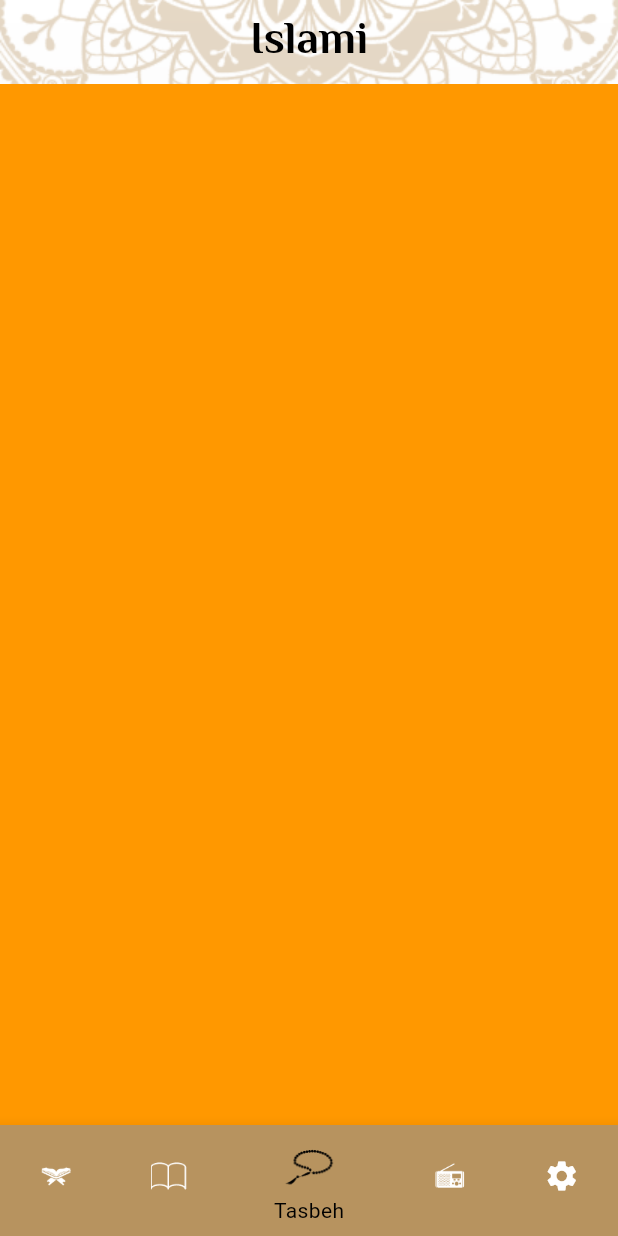
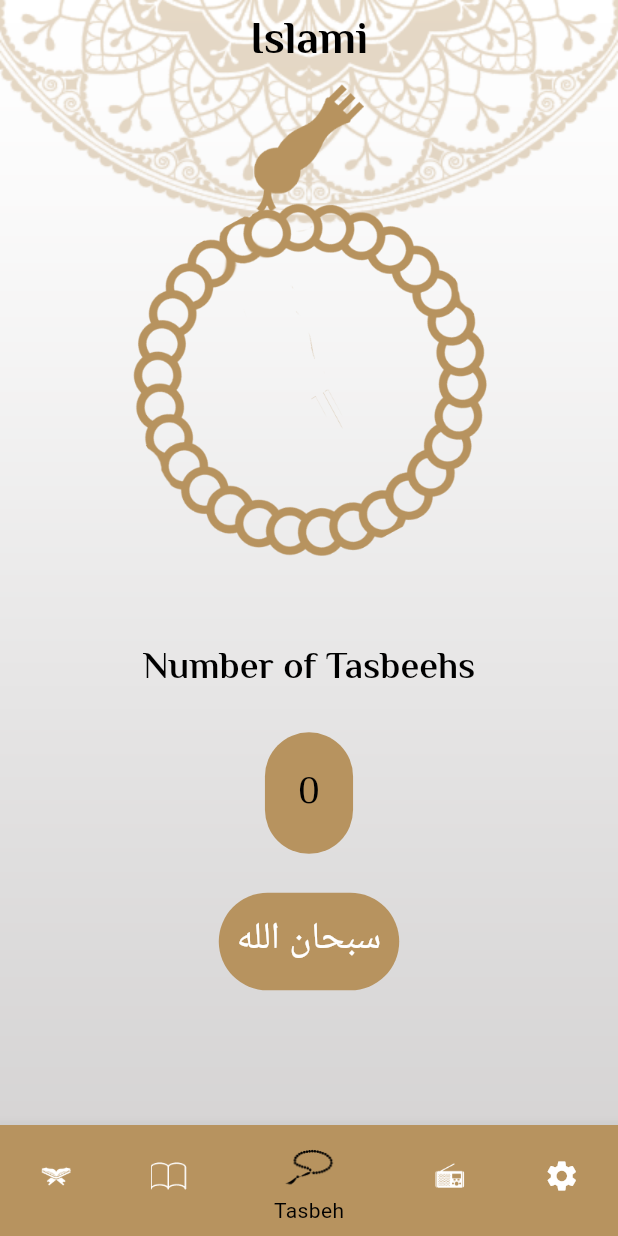
Before and after one commit to BaselBarakat1/islami_app, a Flutter app: the screen it shows after launch, item 3 of the bottom bar chosen, on a phone screen of 412 x 824 dp. Run offline on Flutter 3.47's test engine with Material 3 defaults, Android fonts, the phone set to English and light mode, and no system bars; generated files the repository leaves out were written again.

Commit message:
+ sebha tab

```diff
--- a/lib/l10n/app_ar.arb
+++ b/lib/l10n/app_ar.arb
@@ -9,5 +9,6 @@
   "sura_name" : "إسم السوره",
   "ahadeth_title" : "الأحاديث",
   "theme" : "النمط",
-  "language" : "اللغه"
+  "language" : "اللغه",
+  "number_of_tasbeeh" : "عدد التسبيحات"
 }
--- a/lib/l10n/app_en.arb
+++ b/lib/l10n/app_en.arb
@@ -9,5 +9,6 @@
   "sura_name" : "Sura Name",
   "ahadeth_title" : "Al Ahadeth",
   "theme" : "Theme",
-  "language" : "Language"
+  "language" : "Language",
+  "number_of_tasbeeh" : "Number of Tasbeehs"
 }
--- a/lib/providers/settings_provider.dart
+++ b/lib/providers/settings_provider.dart
@@ -19,4 +19,10 @@ class settingsProvider extends ChangeNotifier{
   String getSplashScreen(){
     return currentTheme==ThemeMode.light? 'assets/images/splash_screen_light.png' : 'assets/images/splash_screen_dark.png';
   }
-}
+  String getBodyOfSebha(){
+    return currentTheme == ThemeMode.light? 'assets/images/light_body_of_sebha.png' : 'assets/images/dark_body_of_sebha.png';
+  }
+  String getHeadOfSebha(){
+    return currentTheme == ThemeMode.light? 'assets/images/light_head_of_sebha.png' : 'assets/images/dark_head_of_sebha.png';
+  }
+  }
--- a/lib/ui/home/tasbeh_tab/tasbeh_tab.dart
+++ b/lib/ui/home/tasbeh_tab/tasbeh_tab.dart
@@ -1,11 +1,92 @@
 import 'package:flutter/material.dart';
+import 'package:flutter_gen/gen_l10n/app_localizations.dart';
+import 'package:islami_app/providers/settings_provider.dart';
+import 'package:provider/provider.dart';
 
-class TasbehTab extends StatelessWidget {
+class TasbehTab extends StatefulWidget {
+  @override
+  State<TasbehTab> createState() => _TasbehTabState();
+}
+
+class _TasbehTabState extends State<TasbehTab> {
+int counter = 0;
+
+int index = 0;
+
+double angle = 0;
+
+List<String> tasbeehList = [
+  'سبحان الله',
+  'الحمد لله',
+  'لا اله الا الله',
+  'الله اكبر',
+];
 
   @override
   Widget build(BuildContext context) {
+    var settingProvider = Provider.of<settingsProvider>(context);
     return Container(
-      color: Colors.orange,
+      width: double.infinity,
+      child: Column(
+        crossAxisAlignment: CrossAxisAlignment.center,
+        children: [
+          Stack(
+            alignment: Alignment.topCenter,
+            children: [
+              Padding(
+                padding: EdgeInsets.only(top: MediaQuery.of(context).size.height * 0.047),
+                child: Transform.rotate(
+                     angle: angle,
+                    child: Image.asset(settingProvider.getBodyOfSebha())),
+              ),
+              Image.asset(settingProvider.getHeadOfSebha()),
+            ],
+          ),
+          SizedBox(height: 20,),
+          Text(AppLocalizations.of(context)!.number_of_tasbeeh,style: Theme.of(context).textTheme.headlineMedium,),
+          SizedBox(height: 26,),
+          Container(
+            padding: EdgeInsets.all(22),
+            decoration: BoxDecoration(
+              color: Theme.of(context).primaryColor,
+               borderRadius: BorderRadius.circular(30)
+            ),
+            child: Text('$counter',style: Theme.of(context).textTheme.titleMedium),
+          ),
+          SizedBox(height: 26,),
+          InkWell(
+            onTap: () {
+              tasbeeh();
+            },
+            child: Container(
+              padding: EdgeInsets.all(12),
+              decoration: BoxDecoration(
+                  color: Theme.of(context).dividerColor,
+                  borderRadius: BorderRadius.circular(35)
+              ),
+              child: Text(tasbeehList[index],style: Theme.of(context).textTheme.bodyLarge),
+            ),
+          ),
+        ],
+      ),
     );
   }
+
+  void tasbeeh() {
+    if(counter < 33){
+      angle += 0.7;
+      counter++;
+    }else{
+      if(index < 3) {
+        index++;
+        counter = 0;
+      }else{
+        index = 0;
+        counter = 0;
+      }
+    }
+    setState(() {
+
+    });
+  }
 }
--- a/lib/ui/styles/my_theme_data.dart
+++ b/lib/ui/styles/my_theme_data.dart
@@ -13,6 +13,7 @@ class MyThemeData {
       titleLarge: TextStyle(fontSize: 25,fontWeight: FontWeight.w400,fontFamily: 'El Messiri',color: Colors.black),
       titleMedium: TextStyle(fontSize: 25,fontWeight: FontWeight.w400,fontFamily: 'El Messiri',color: Colors.black) ,
       titleSmall: TextStyle(fontSize: 18,fontWeight: FontWeight.bold,color: Colors.black,fontFamily: 'El Messiri'),
+      bodyLarge: TextStyle(fontSize: 25,fontWeight: FontWeight.w400,fontFamily: 'El Messiri',color: Colors.white) ,
       bodyMedium: TextStyle(fontSize: 24,fontWeight: FontWeight.w400,color: Colors.black),
       bodySmall: TextStyle(fontSize: 24,fontWeight: FontWeight.bold,color: lightPrimaryColor),
     ),
@@ -59,6 +60,7 @@ class MyThemeData {
       titleLarge: TextStyle(fontSize: 25,fontWeight: FontWeight.w400,fontFamily: 'El Messiri',color: Colors.yellow),
       titleMedium: TextStyle(fontSize: 25,fontWeight: FontWeight.w400,fontFamily: 'El Messiri',color: Colors.white) ,
       titleSmall: TextStyle(fontSize: 18,fontWeight: FontWeight.bold,color: Colors.white,fontFamily: 'El Messiri'),
+      bodyLarge: TextStyle(fontSize: 25,fontWeight: FontWeight.w400,fontFamily: 'El Messiri',color: darkPrimaryColor) ,
       bodyMedium: TextStyle(fontSize: 24,fontWeight: FontWeight.w400,color: Colors.yellow),
       bodySmall: TextStyle(fontSize: 24,fontWeight: FontWeight.bold,color: Colors.yellow),
     ),
```
Also changed, not shown: assets/images/2.0x/dark_body_of_sebha@2.png (added), assets/images/2.0x/dark_head_of_sebha@2.png (added), assets/images/2.0x/light_body_of_sebha.png (added), assets/images/2.0x/light_head_of_sebha.png (added), assets/images/3.0x/dark_body_of_sebha@3.png (added), assets/images/3.0x/dark_head_of_sebha@3.png (added), assets/images/3.0x/light_body_of_sebha.png (added), assets/images/3.0x/light_head_of_sebha.png (added), assets/images/dark_body_of_sebha.png (added), assets/images/dark_head_of_sebha.png (added), assets/images/light_body_of_sebha.png (added), assets/images/light_head_of_sebha.png (added).
